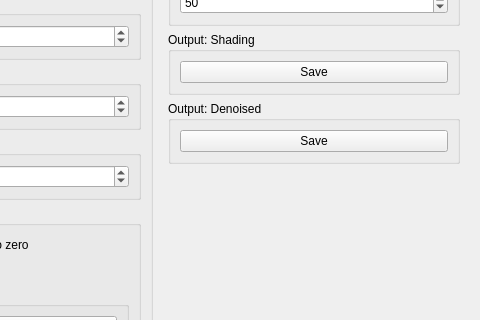
josefkoller/ambient_image_processor, file source/modules/tgv_deshade_masked/TGVDeshadeMaskedWidget.ui: the form before one commit; both pictures show x 168 to 648 and y 114 to 434 of the 648 by 645 pixel window.
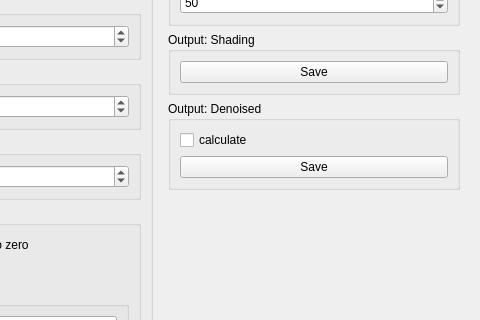
The form after the commit.

Commit message: calculate div v image ui option

What changed in the file:
```diff
--- a/source/modules/tgv_deshade_masked/TGVDeshadeMaskedWidget.ui
+++ b/source/modules/tgv_deshade_masked/TGVDeshadeMaskedWidget.ui
@@ -258,6 +258,13 @@
          <string>Output: Denoised</string>
         </property>
         <layout class="QVBoxLayout" name="verticalLayout_11">
+         <item>
+          <widget class="QCheckBox" name="calculate_div_v">
+           <property name="text">
+            <string>calculate</string>
+           </property>
+          </widget>
+         </item>
          <item>
           <widget class="QPushButton" name="save_denoised_button">
            <property name="text">
```
The commit also changes 15 other files.
